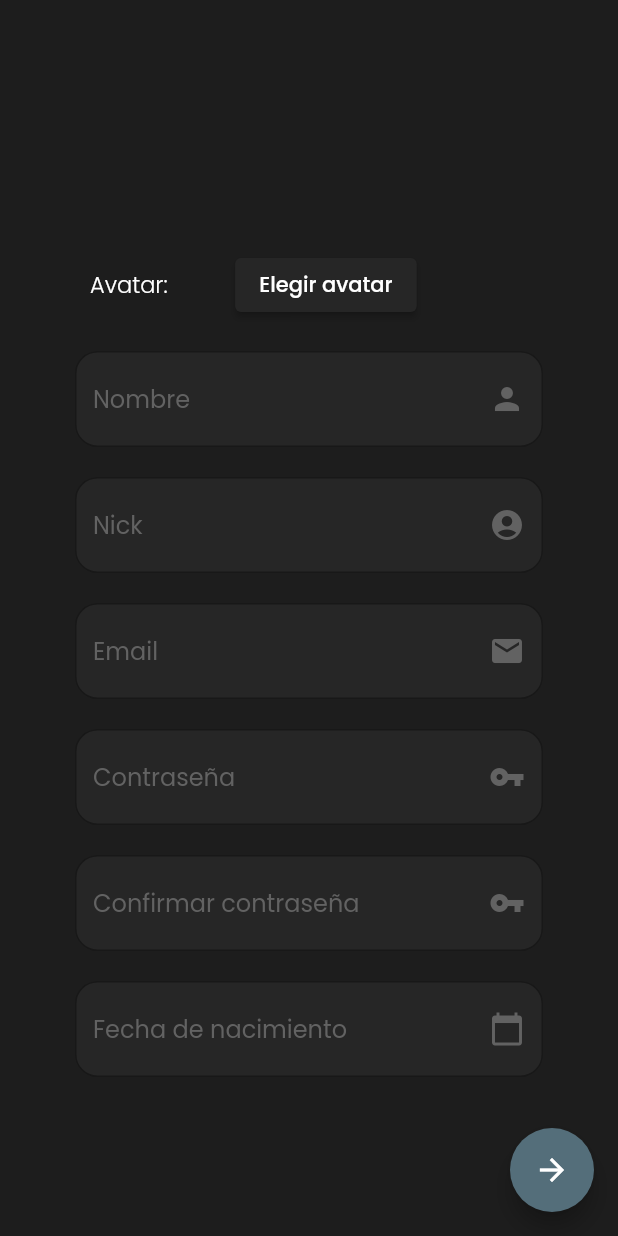
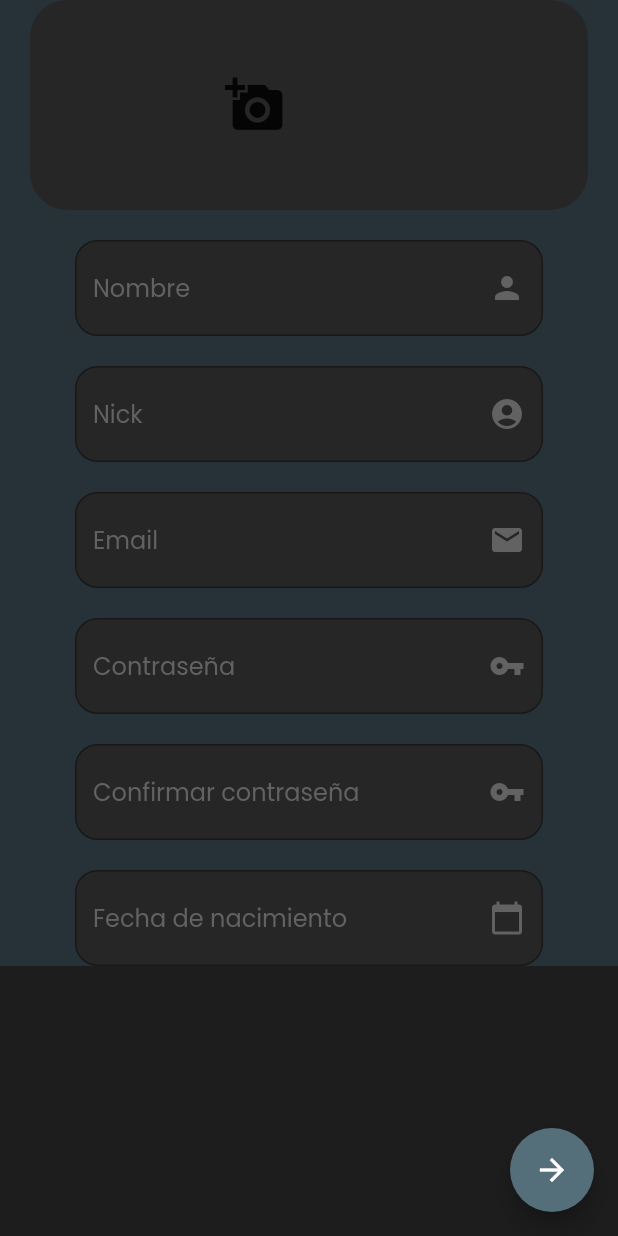
Before and after one commit to Daniel-DLR-02/PDAM-project, a Flutter app: the ProfileScreen screen opened directly, on a phone screen of 412 x 824 dp. Run offline on Flutter 3.47's test engine with Material 2 defaults, Android fonts, the phone set to English and light mode, and no system bars; our stand-ins replace bloc, cached_network_image, equatable, flutter_bloc, google_fonts, image_picker and 3 more; missing offline and left inert: coupon_uikit; accounts and stored records are empty; network calls fail; statements that could not run were skipped.

Commit message:
working on edit profile screen

```diff
--- a/tcl_mobile_app/lib/ui/profile_screen.dart
+++ b/tcl_mobile_app/lib/ui/profile_screen.dart
@@ -1,11 +1,13 @@
 import 'dart:io';
 
+import 'package:cached_network_image/cached_network_image.dart';
 import 'package:flutter/material.dart';
 import 'package:flutter_bloc/flutter_bloc.dart';
 import 'package:google_fonts/google_fonts.dart';
 import 'package:image_picker/image_picker.dart';
 import 'package:intl/intl.dart';
 import 'package:shared_preferences/shared_preferences.dart';
+import 'package:tcl_mobile_app/repository/preferences_utils.dart';
 
 import '../bloc/auth/register/register_bloc.dart';
 import '../bloc/image_pick/image_pick_bloc.dart';
@@ -68,10 +70,8 @@ class _ProfileScreenState extends State<ProfileScreen> {
 
   _createBody(BuildContext context) {
     return Container(
-      color: const Color.fromARGB(255, 29, 29, 29),
-      child: Center(
-        child: Container(
-            padding: const EdgeInsets.all(20),
+      color: const Color(0xFF263238),
+        padding: const EdgeInsets.only(left:20,right:20),
         child: BlocConsumer<RegisterBloc, RegisterState>(
             listenWhen: (context, state) {
           return state is RegisterSuccessState ||
@@ -96,9 +96,7 @@ class _ProfileScreenState extends State<ProfileScreen> {
           } else {
             return buildForm(ctx);
           }
-            })),
-      ),
-    );
+        }));
   }
 
   void _showSnackbar(BuildContext context, String message) {
@@ -114,18 +112,18 @@ class _ProfileScreenState extends State<ProfileScreen> {
         key: _formKey,
         child: SafeArea(
             child: SingleChildScrollView(
-                child: ConstrainedBox(
-                    constraints: BoxConstraints(
-                      minHeight: MediaQuery.of(context).size.height,
-                    ),
-                    child: Center(
                 child: Column(
                   mainAxisAlignment: MainAxisAlignment.spaceBetween,
-                        crossAxisAlignment: CrossAxisAlignment.start,
+                  crossAxisAlignment: CrossAxisAlignment.center,
                   children: [
                     Container(
-                            margin: const EdgeInsets.only(top: 20),
-                            width: deviceWidth - 100,
+                      decoration:BoxDecoration(
+                        borderRadius: BorderRadius.circular(25.0),
+                        color: const Color(0xFF262626),
+                      ),
+                      width: deviceWidth ,
+                      child: Padding(
+                        padding: const EdgeInsets.symmetric(vertical:20.0),
                         child: BlocProvider(
                           create: (context) {
                             return ImagePickBloc();
@@ -145,22 +143,6 @@ class _ProfileScreenState extends State<ProfileScreen> {
                                   filePath = state.pickedFile.path;
                                   return Row(
                                     children: [
-                                          Padding(
-                                            padding: const EdgeInsets.only(
-                                                left: 40, right: 50.0),
-                                            child: Text(
-                                              'Avatar:',
-                                              style: GoogleFonts.poppins(
-                                                color: Colors.white,
-                                                textStyle: Theme.of(context)
-                                                    .textTheme
-                                                    .headline4,
-                                                fontSize: 15,
-                                                fontWeight: FontWeight.w300,
-                                                fontStyle: FontStyle.normal,
-                                              ),
-                                            ),
-                                          ),
                                       SizedBox(
                                         height: 75,
                                         child: ClipOval(
@@ -190,27 +172,60 @@ class _ProfileScreenState extends State<ProfileScreen> {
                                     ],
                                   );
                                 }
-                                    return Row(
+                                return InkWell(
+                                  onTap: () {
+                                    BlocProvider.of<ImagePickBloc>(context)
+                                        .add(const SelectImageEvent(
+                                            ImageSource.gallery));
+                                  },
+                                  child: Padding(
+                                    padding: const EdgeInsets.only(left:100.0),
+                                    child: Row(
                                       children: [
-                                        Padding(
-                                          padding: const EdgeInsets.only(
-                                              left: 40, right: 45.0),
-                                          child: Text(
-                                            'Avatar:',
-                                            style: GoogleFonts.poppins(
-                                              color: Colors.white,
-                                              textStyle: Theme.of(context)
-                                                  .textTheme
-                                                  .headline4,
-                                              fontSize: 15,
-                                              fontWeight: FontWeight.w300,
-                                              fontStyle: FontStyle.normal,
+                                        SizedBox(
+                                          height: 100,
+                                          width: 100,
+                                          child: ClipOval(
+                                            child: SizedBox.fromSize(
+                                              size: const Size.fromRadius(
+                                                  40), // Image radius
+                                              child:PreferenceUtils.getString('avatar') != null ?
+                                              ClipOval(
+                                            child: SizedBox.fromSize(
+                                              size: const Size.fromRadius(
+                                                  40), // Image radius
+                                              child: InkWell(
+                                                borderRadius:
+                                                    BorderRadius.circular(40),
+                                                child: CachedNetworkImage(imageUrl: PreferenceUtils.getString('avatar')!, fit: BoxFit.fitWidth, width: 80, height: 80),
+                                                onTap: () {
+                                                  BlocProvider.of<
+                                                              ImagePickBloc>(
+                                                          context)
+                                                      .add(
+                                                          const SelectImageEvent(
+                                                              ImageSource
+                                                                  .gallery));
+                                                },
+                                              ),
+                                            ),
+                                          )   : const Icon(
+                                                Icons.add_a_photo,
+                                                size: 40,
                                               ),
                                             ),
                                           ),
-                                        ElevatedButton(
+                                        ),
+                                      ],
+                                    ),
+                                  ),
+                                );
+
+                                /*
+                                return Center(
+                                  child: ElevatedButton(
                                       style: ElevatedButton.styleFrom(
-                                              primary: Color(0xFF262626),
+                                        primary: const Color(0xFF262626),
                                       ),
                                       onPressed: () {
                                         BlocProvider.of<ImagePickBloc>(
@@ -218,18 +233,17 @@ class _ProfileScreenState extends State<ProfileScreen> {
                                             .add(const SelectImageEvent(
                                                 ImageSource.gallery));
                                       },
-                                            child: const Text('Elegir avatar')),
-                                      ],
-                                    );
+                                      child: CachedNetworkImage(imageUrl: PreferenceUtils.getString('avatar')!, fit: BoxFit.fitWidth, width: 80, height: 80),),
+                                );*/
                               }),
                         ),
                       ),
-                          Center(
+                    ),
+                    Container(
+                      width: deviceWidth,
+                      color: const Color(0xFF263238),
                       child: Column(
                         children: [
-                                const Padding(
-                                  padding: EdgeInsets.symmetric(horizontal: 20),
-                                ),
                           Container(
                             margin: const EdgeInsets.only(top: 20),
                             width: deviceWidth - 100,
@@ -240,7 +254,7 @@ class _ProfileScreenState extends State<ProfileScreen> {
                             ),
                             child: TextFormField(
                               controller: nombreController,
-                                    style: TextStyle(color: Colors.white),
+                              style: const TextStyle(color: Colors.white),
                               decoration: const InputDecoration(
                                   border: OutlineInputBorder(
                                     borderRadius: BorderRadius.all(
@@ -273,7 +287,7 @@ class _ProfileScreenState extends State<ProfileScreen> {
                             ),
                             child: TextFormField(
                               controller: nickController,
-                                    style: TextStyle(color: Colors.white),
+                              style: const TextStyle(color: Colors.white),
                               decoration: const InputDecoration(
                                   border: OutlineInputBorder(
                                       borderRadius: BorderRadius.all(
@@ -306,7 +320,7 @@ class _ProfileScreenState extends State<ProfileScreen> {
                             ),
                             child: TextFormField(
                               controller: emailController,
-                                    style: TextStyle(color: Colors.white),
+                              style: const TextStyle(color: Colors.white),
                               decoration: const InputDecoration(
                                   border: OutlineInputBorder(
                                     borderRadius: BorderRadius.all(
@@ -339,7 +353,7 @@ class _ProfileScreenState extends State<ProfileScreen> {
                             ),
                             child: TextFormField(
                               controller: passwordController,
-                                    style: TextStyle(color: Colors.white),
+                              style: const TextStyle(color: Colors.white),
                               obscureText: true,
                               decoration: const InputDecoration(
                                   border: OutlineInputBorder(
@@ -378,7 +392,7 @@ class _ProfileScreenState extends State<ProfileScreen> {
                             ),
                             child: TextFormField(
                               controller: passwordConfirmController,
-                                    style: TextStyle(color: Colors.white),
+                              style: const TextStyle(color: Colors.white),
                               obscureText: true,
                               decoration: const InputDecoration(
                                   border: OutlineInputBorder(
@@ -417,7 +431,7 @@ class _ProfileScreenState extends State<ProfileScreen> {
                             ),
                             child: TextField(
                               controller: dateController,
-                                    style: TextStyle(color: Colors.white),
+                              style: const TextStyle(color: Colors.white),
                               decoration: const InputDecoration(
                                   border: OutlineInputBorder(
                                     borderRadius: BorderRadius.all(
@@ -430,6 +444,8 @@ class _ProfileScreenState extends State<ProfileScreen> {
                                   hintStyle:
                                       TextStyle(color: Color(0xFF626262)),
                                   focusedBorder: OutlineInputBorder(
+                                            borderRadius: BorderRadius.all(
+                                                Radius.circular(15.0)),
                                             borderSide: BorderSide(
                                                 color: Colors.white))),
                               readOnly: true,
@@ -510,7 +526,6 @@ class _ProfileScreenState extends State<ProfileScreen> {
                       ),
                     )*/
                   ],
-                      ),
-                    )))));
+                ))));
   }
 }
--- a/tcl_mobile_app/lib/ui/register_screen.dart
+++ b/tcl_mobile_app/lib/ui/register_screen.dart
@@ -340,6 +340,8 @@ class _RegisterScreenState extends State<RegisterScreen> {
                                         hintStyle:
                                             TextStyle(color: Color(0xFF626262)),
                                         focusedBorder: OutlineInputBorder(
+                                            borderRadius: BorderRadius.all(
+                                                Radius.circular(15.0)),
                                             borderSide: BorderSide(
                                                 color: Colors.white))),
                                     readOnly: true,
```
Also changed, not shown: tcl_mobile_app/pubspec.lock, 1 other file. Lines whose indentation alone changed are shown as unchanged.
